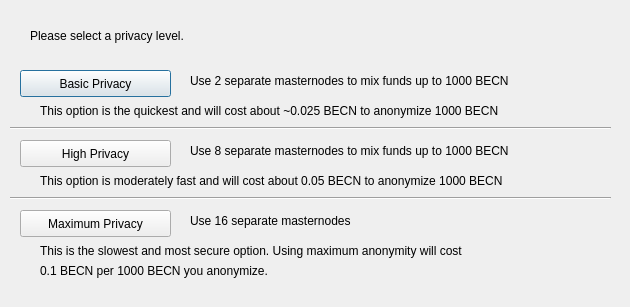
MotoAcidic/Altbet-2.0.0.0, file src/qt/forms/obfuscationconfig.ui: the form before one commit.
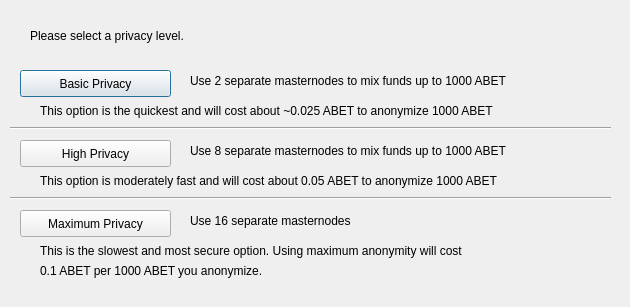
The form after the commit.

The edit to the form file:
```diff
--- a/src/qt/forms/obfuscationconfig.ui
+++ b/src/qt/forms/obfuscationconfig.ui
@@ -75,7 +75,7 @@
     </rect>
    </property>
    <property name="text">
-    <string>Use 2 separate masternodes to mix funds up to 1000 BECN</string>
+    <string>Use 2 separate masternodes to mix funds up to 1000 ABET</string>
    </property>
   </widget>
   <widget class="QLabel" name="label_3">
@@ -88,7 +88,7 @@
     </rect>
    </property>
    <property name="text">
-    <string>Use 8 separate masternodes to mix funds up to 1000 BECN</string>
+    <string>Use 8 separate masternodes to mix funds up to 1000 ABET</string>
    </property>
   </widget>
   <widget class="QLabel" name="label_4">
@@ -114,7 +114,7 @@
     </rect>
    </property>
    <property name="text">
-    <string>This option is the quickest and will cost about ~0.025 BECN to anonymize 1000 BECN</string>
+    <string>This option is the quickest and will cost about ~0.025 ABET to anonymize 1000 ABET</string>
    </property>
   </widget>
   <widget class="QLabel" name="label_7">
@@ -127,7 +127,7 @@
     </rect>
    </property>
    <property name="text">
-    <string>This option is moderately fast and will cost about 0.05 BECN to anonymize 1000 BECN</string>
+    <string>This option is moderately fast and will cost about 0.05 ABET to anonymize 1000 ABET</string>
    </property>
   </widget>
   <widget class="QLabel" name="label_8">
@@ -153,7 +153,7 @@
     </rect>
    </property>
    <property name="text">
-    <string>0.1 BECN per 1000 BECN you anonymize.</string>
+    <string>0.1 ABET per 1000 ABET you anonymize.</string>
    </property>
   </widget>
   <widget class="Line" name="line">
```
